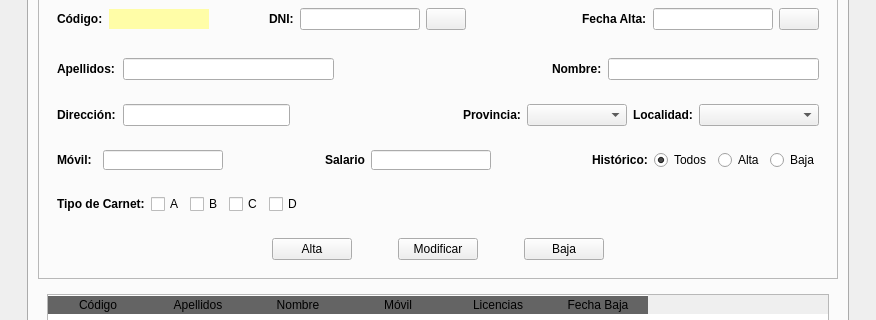
braisdp6/2DAM_DI, file TEMA 1/templates/MainWindow.ui: the form before one commit; both pictures show x 0 to 876 and y 107 to 427 of the 876 by 689 pixel window.
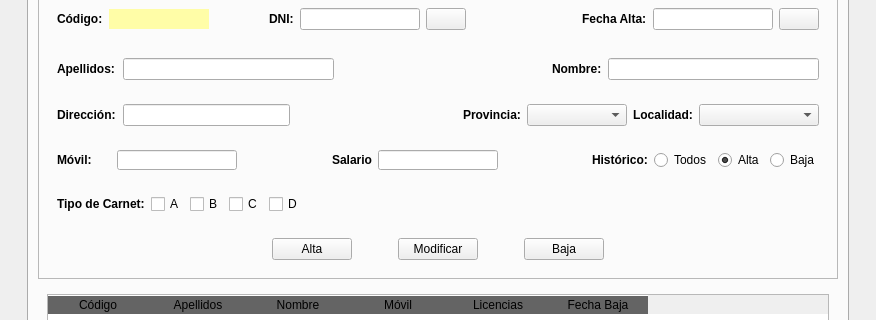
The form after the commit. Icons and pictures are not drawn.

```diff
--- a/TEMA 1/templates/MainWindow.ui
+++ b/TEMA 1/templates/MainWindow.ui
@@ -509,6 +509,22 @@
                   </property>
                  </widget>
                 </item>
+                <item>
+                 <spacer name="horizontalSpacer_12">
+                  <property name="orientation">
+                   <enum>Qt::Horizontal</enum>
+                  </property>
+                  <property name="sizeType">
+                   <enum>QSizePolicy::Fixed</enum>
+                  </property>
+                  <property name="sizeHint" stdset="0">
+                   <size>
+                    <width>14</width>
+                    <height>20</height>
+                   </size>
+                  </property>
+                 </spacer>
+                </item>
                 <item>
                  <widget class="QLineEdit" name="txtMovil">
                   <property name="minimumSize">
@@ -625,7 +641,7 @@
                    <string>Todos</string>
                   </property>
                   <property name="checked">
-                   <bool>true</bool>
+                   <bool>false</bool>
                   </property>
                  </widget>
                 </item>
@@ -640,6 +656,12 @@
                   <property name="text">
                    <string>Alta</string>
                   </property>
+                  <property name="checked">
+                   <bool>true</bool>
+                  </property>
+                  <attribute name="buttonGroup">
+                   <string notr="true">rbtGroup</string>
+                  </attribute>
                  </widget>
                 </item>
                 <item>
```
Left out of the diff: 17 changed lines with no effect on the pictures.
